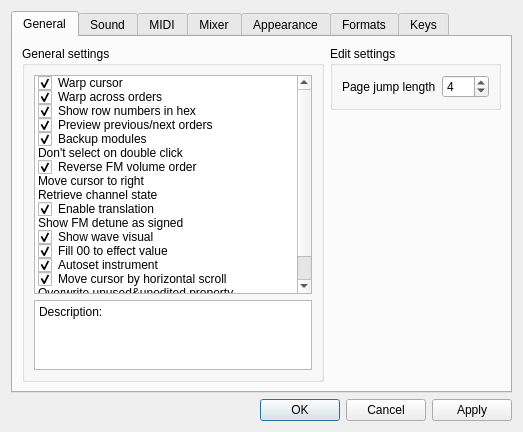
Old version of the form BambooTracker/gui/configuration_dialog.ui in the repository BambooTracker/BambooTracker.
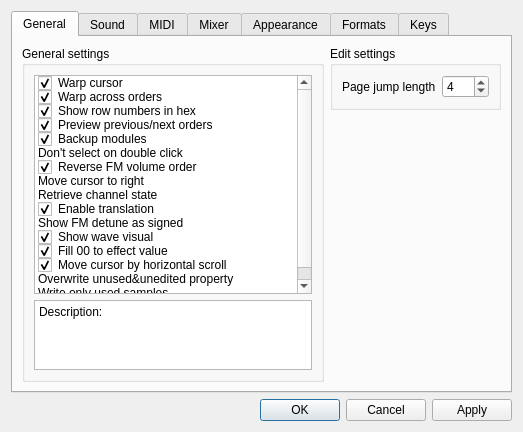
New version of the form. Custom widgets are drawn as their Qt base class.

Commit message: Add instrument and volume mask

What changed in the file:
```diff
--- a/BambooTracker/gui/configuration_dialog.ui
+++ b/BambooTracker/gui/configuration_dialog.ui
@@ -159,14 +159,6 @@
               <enum>Checked</enum>
              </property>
             </item>
-            <item>
-             <property name="text">
-              <string>Autoset instrument</string>
-             </property>
-             <property name="checkState">
-              <enum>Checked</enum>
-             </property>
-            </item>
             <item>
              <property name="text">
               <string>Move cursor by horizontal scroll</string>
```
The commit also changes 14 other files.
